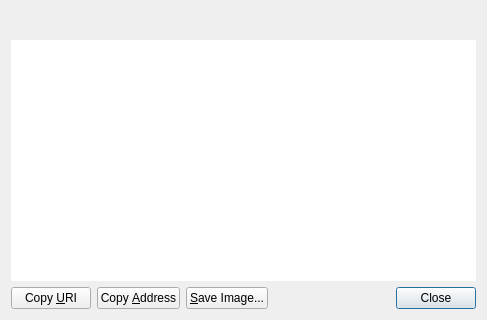
Before: the Qt Designer form src/qt/forms/receiverequestdialog.ui in tlc2/bitcredit-2.0-client, drawn with Qt 5; both pictures show x 0 to 487 and y 277 to 597 of the 487 by 597 pixel window.
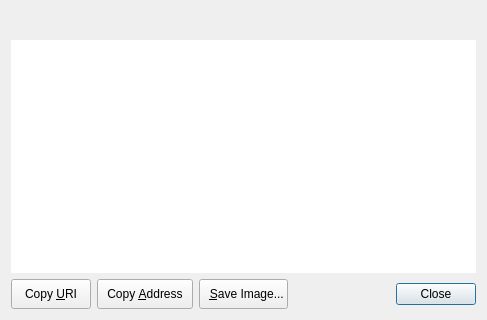
After: the same form once the commit is applied. Custom widgets are drawn as their Qt base class.

The edit to the form file:
```diff
--- a/src/qt/forms/receiverequestdialog.ui
+++ b/src/qt/forms/receiverequestdialog.ui
@@ -71,8 +71,14 @@
     <layout class="QHBoxLayout" name="horizontalLayout">
      <item>
       <widget class="QPushButton" name="btnCopyURI">
+       <property name="minimumSize">
+        <size>
+         <width>0</width>
+         <height>30</height>
+        </size>
+       </property>
        <property name="text">
-        <string>Copy &amp;URI</string>
+        <string>  Copy &amp;URI  </string>
        </property>
        <property name="autoDefault">
         <bool>false</bool>
@@ -81,8 +87,14 @@
      </item>
      <item>
       <widget class="QPushButton" name="btnCopyAddress">
+       <property name="minimumSize">
+        <size>
+         <width>0</width>
+         <height>30</height>
+        </size>
+       </property>
        <property name="text">
-        <string>Copy &amp;Address</string>
+        <string>  Copy &amp;Address  </string>
        </property>
        <property name="autoDefault">
         <bool>false</bool>
@@ -91,8 +103,14 @@
      </item>
      <item>
       <widget class="QPushButton" name="btnSaveAs">
+       <property name="minimumSize">
+        <size>
+         <width>0</width>
+         <height>30</height>
+        </size>
+       </property>
        <property name="text">
-        <string>&amp;Save Image...</string>
+        <string>  &amp;Save Image...</string>
        </property>
        <property name="autoDefault">
         <bool>false</bool>
@@ -114,6 +132,12 @@
      </item>
      <item>
       <widget class="QDialogButtonBox" name="buttonBox">
+       <property name="minimumSize">
+        <size>
+         <width>100</width>
+         <height>30</height>
+        </size>
+       </property>
        <property name="standardButtons">
         <set>QDialogButtonBox::Close</set>
        </property>
```
